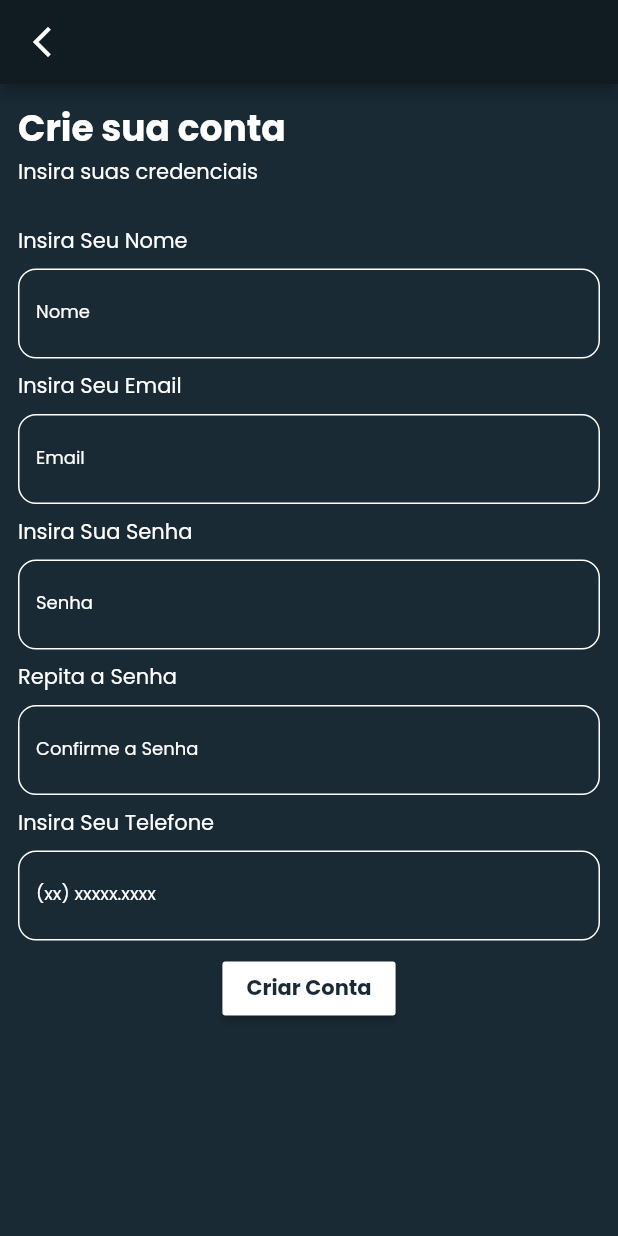
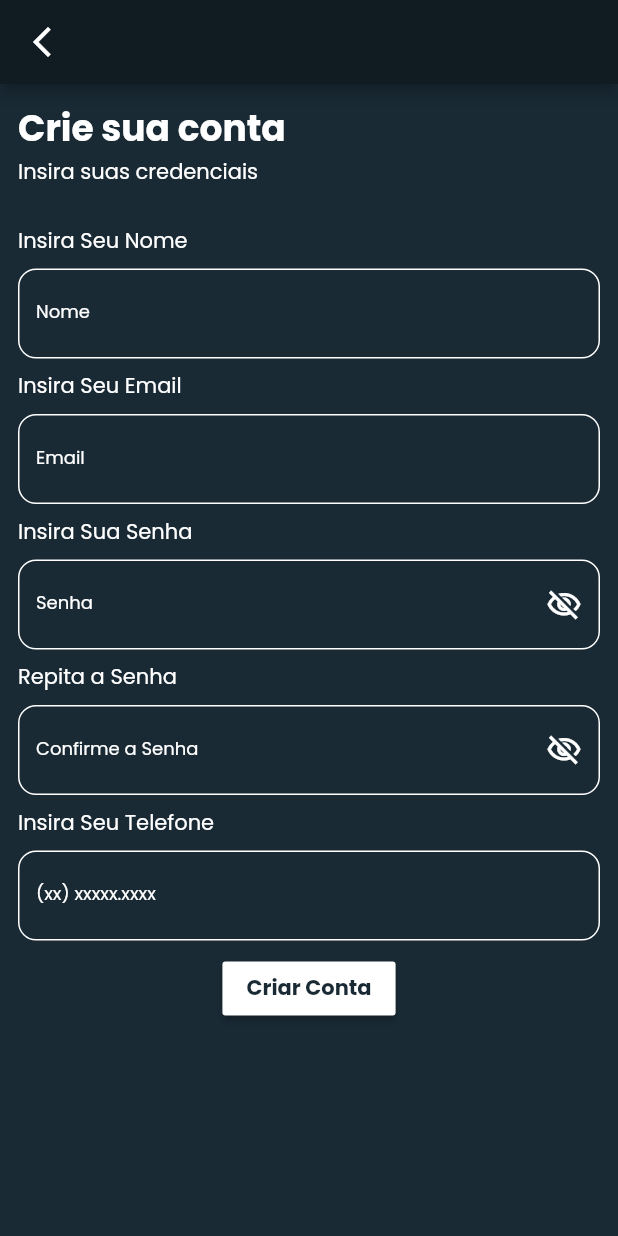
Before and after one commit to OzielFilho/PROJETO-TCC, a Flutter app: the CreateAccountPage screen opened by its route, on a phone screen of 412 x 824 dp. Run offline on Flutter 3.47's test engine with Material 2 defaults, Android fonts, the phone set to English and light mode, and no system bars; our stand-ins replace bloc, cloud_firestore, dartz, equatable, firebase_auth, firebase_core and 4 more; missing offline and left inert: encrypt; accounts and stored records are empty.

Commit message:
feature : form layout create password

```diff
--- a/lib/app/core/presentation/widgets/form_desing.dart
+++ b/lib/app/core/presentation/widgets/form_desing.dart
@@ -6,6 +6,8 @@ class FormsDesign extends StatelessWidget {
   final Widget? prefixIcon;
   final Widget? suffixIcon;
   final String? title;
+  final int? maxLen;
+  final TextInputType type;
   final TextEditingController controller;
   final bool visibility;
   const FormsDesign(
@@ -14,7 +16,9 @@ class FormsDesign extends StatelessWidget {
       this.suffixIcon,
       this.title,
       required this.controller,
-      this.visibility = false})
+      this.visibility = false,
+      this.maxLen,
+      this.type = TextInputType.text})
       : super(key: key);
 
   @override
@@ -22,6 +26,9 @@ class FormsDesign extends StatelessWidget {
     return Padding(
       padding: const EdgeInsets.symmetric(vertical: 8.0),
       child: TextFormField(
+        maxLength: maxLen,
+        inputFormatters: [],
+        keyboardType: type,
         controller: controller,
         obscureText: visibility,
         decoration: InputDecoration(
--- a/lib/app/modules/auth/presentation/pages/create_account_page.dart
+++ b/lib/app/modules/auth/presentation/pages/create_account_page.dart
@@ -1,3 +1,4 @@
+import '../../../../core/utils/colors/colors_utils.dart';
 import '../controllers/create_account_controller/create_account_bloc.dart';
 import 'package:flutter/material.dart';
 import 'package:flutter_bloc/flutter_bloc.dart';
@@ -23,8 +24,11 @@ class _CreateAccountPageState extends State<CreateAccountPage> {
   final _confirmPasswordControllerNew = TextEditingController();
   final _phoneControllerNew = TextEditingController();
   final _passwordControllerNew = TextEditingController();
+  final _createAccount = Modular.get<CreateAccountBloc>();
 
-  final _createAccount = Modular.get<CreateAccountBloc>();
+  bool _visibilityConfirmPassword = false;
+  bool _visibilityPassword = false;
+
   @override
   Widget build(BuildContext context) {
     return BlocConsumer<CreateAccountBloc, AppState>(
@@ -92,9 +96,20 @@ class _CreateAccountPageState extends State<CreateAccountPage> {
                           ),
                           FormsDesign(
                             prefixIcon: null,
-                            suffixIcon: null,
+                            suffixIcon: IconButton(
+                                onPressed: () {
+                                  setState(() {
+                                    _visibilityPassword = !_visibilityPassword;
+                                  });
+                                },
+                                icon: Icon(
+                                  _visibilityPassword
+                                      ? Icons.visibility_outlined
+                                      : Icons.visibility_off_outlined,
+                                  color: ColorUtils.whiteColor,
+                                )),
                             title: 'Senha',
-                            visibility: false,
+                            visibility: _visibilityPassword,
                             controller: _passwordControllerNew,
                           ),
                           Align(
@@ -104,9 +119,21 @@ class _CreateAccountPageState extends State<CreateAccountPage> {
                           ),
                           FormsDesign(
                             prefixIcon: null,
-                            suffixIcon: null,
+                            suffixIcon: IconButton(
+                                onPressed: () {
+                                  setState(() {
+                                    _visibilityConfirmPassword =
+                                        !_visibilityConfirmPassword;
+                                  });
+                                },
+                                icon: Icon(
+                                  _visibilityConfirmPassword
+                                      ? Icons.visibility_outlined
+                                      : Icons.visibility_off_outlined,
+                                  color: ColorUtils.whiteColor,
+                                )),
                             title: 'Confirme a Senha',
-                            visibility: false,
+                            visibility: _visibilityConfirmPassword,
                             controller: _confirmPasswordControllerNew,
                           ),
                           Align(
@@ -115,6 +142,7 @@ class _CreateAccountPageState extends State<CreateAccountPage> {
                                 style: ThemeApp.theme.textTheme.subtitle1),
                           ),
                           FormsDesign(
+                            type: TextInputType.number,
                             prefixIcon: null,
                             suffixIcon: null,
                             title: '(xx) xxxxx.xxxx',
```
